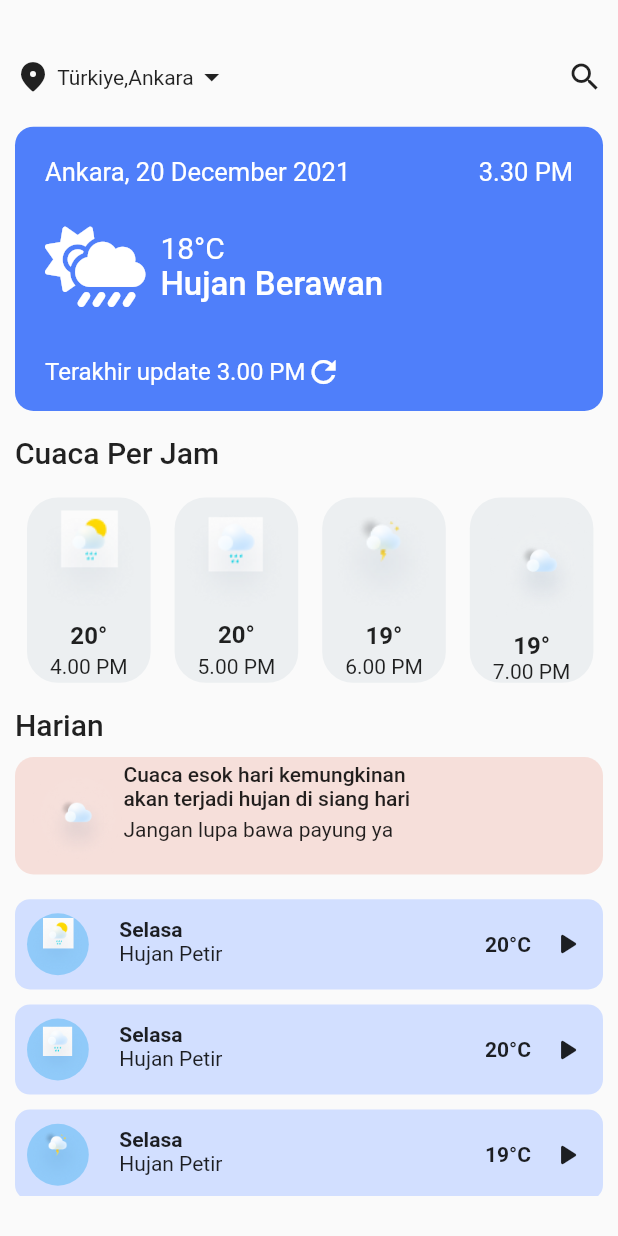
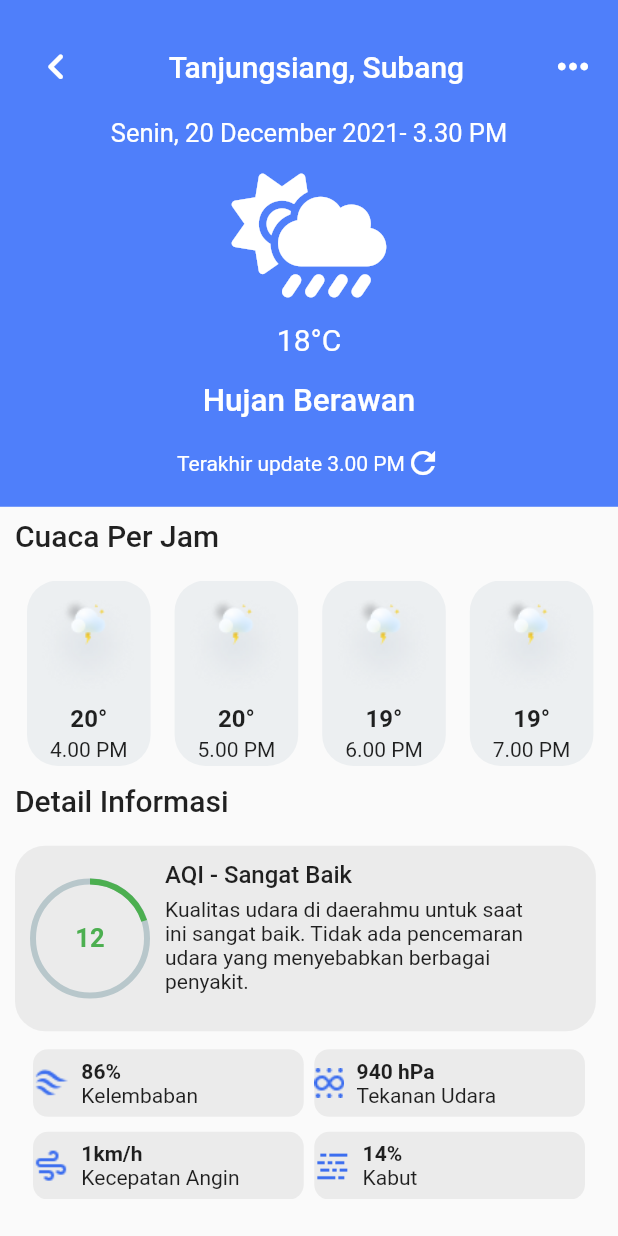
Before and after one commit to kadirhankeles/weather_myapp, a Flutter app: the screen it shows after launch, on a phone screen of 412 x 824 dp. Run offline on Flutter 3.47's test engine with Material 2 defaults, Android fonts, the light colour scheme and no system bars; drawn by our look-alikes of percent_indicator; our stand-ins replace font_awesome_flutter, responsive_sizer.

Commit message:
details ui completed

```diff
--- a/lib/main.dart
+++ b/lib/main.dart
@@ -1,116 +1,22 @@
 import 'package:flutter/material.dart';
-import 'package:weather_myapp/home_screen.dart';
+import 'package:weather_myapp/screens/weather_details.dart';
 
 void main() {
   runApp(const MyApp());
 }
 
 class MyApp extends StatelessWidget {
-  const MyApp({super.key});
+  const MyApp({Key? key}) : super(key: key);
 
-  // This widget is the root of your application.
   @override
   Widget build(BuildContext context) {
     return MaterialApp(
-        debugShowCheckedModeBanner: false,
-        title: 'Flutter Demo',
-        theme: ThemeData(
-          // This is the theme of your application.
-          //
-          // Try running your application with "flutter run". You'll see the
-          // application has a blue toolbar. Then, without quitting the app, try
-          // changing the primarySwatch below to Colors.green and then invoke
-          // "hot reload" (press "r" in the console where you ran "flutter run",
-          // or simply save your changes to "hot reload" in a Flutter IDE).
-          // Notice that the counter didn't reset back to zero; the application
-          // is not restarted.
-          primarySwatch: Colors.blue,
-        ),
-        home: homeScreen());
-  }
-}
-
-class MyHomePage extends StatefulWidget {
-  const MyHomePage({super.key, required this.title});
-
-  // This widget is the home page of your application. It is stateful, meaning
-  // that it has a State object (defined below) that contains fields that affect
-  // how it looks.
-
-  // This class is the configuration for the state. It holds the values (in this
-  // case the title) provided by the parent (in this case the App widget) and
-  // used by the build method of the State. Fields in a Widget subclass are
-  // always marked "final".
-
-  final String title;
-
-  @override
-  State<MyHomePage> createState() => _MyHomePageState();
-}
-
-class _MyHomePageState extends State<MyHomePage> {
-  int _counter = 0;
-
-  void _incrementCounter() {
-    setState(() {
-      // This call to setState tells the Flutter framework that something has
-      // changed in this State, which causes it to rerun the build method below
-      // so that the display can reflect the updated values. If we changed
-      // _counter without calling setState(), then the build method would not be
-      // called again, and so nothing would appear to happen.
-      _counter++;
-    });
-  }
-
-  @override
-  Widget build(BuildContext context) {
-    // This method is rerun every time setState is called, for instance as done
-    // by the _incrementCounter method above.
-    //
-    // The Flutter framework has been optimized to make rerunning build methods
-    // fast, so that you can just rebuild anything that needs updating rather
-    // than having to individually change instances of widgets.
-    return Scaffold(
-      appBar: AppBar(
-        // Here we take the value from the MyHomePage object that was created by
-        // the App.build method, and use it to set our appbar title.
-        title: Text(widget.title),
+      debugShowCheckedModeBanner: false,
+      title: 'Flutter Demo',
+      theme: ThemeData(
+        primarySwatch: Colors.blue,
       ),
-      body: Center(
-        // Center is a layout widget. It takes a single child and positions it
-        // in the middle of the parent.
-        child: Column(
-          // Column is also a layout widget. It takes a list of children and
-          // arranges them vertically. By default, it sizes itself to fit its
-          // children horizontally, and tries to be as tall as its parent.
-          //
-          // Invoke "debug painting" (press "p" in the console, choose the
-          // "Toggle Debug Paint" action from the Flutter Inspector in Android
-          // Studio, or the "Toggle Debug Paint" command in Visual Studio Code)
-          // to see the wireframe for each widget.
-          //
-          // Column has various properties to control how it sizes itself and
-          // how it positions its children. Here we use mainAxisAlignment to
-          // center the children vertically; the main axis here is the vertical
-          // axis because Columns are vertical (the cross axis would be
-          // horizontal).
-          mainAxisAlignment: MainAxisAlignment.center,
-          children: <Widget>[
-            const Text(
-              'You have pushed the button this many times:',
-            ),
-            Text(
-              '$_counter',
-              style: Theme.of(context).textTheme.headline4,
-            ),
-          ],
-        ),
-      ),
-      floatingActionButton: FloatingActionButton(
-        onPressed: _incrementCounter,
-        tooltip: 'Increment',
-        child: const Icon(Icons.add),
-      ), // This trailing comma makes auto-formatting nicer for build methods.
+      home: weatherDetailScreen(),
     );
   }
 }
--- a/lib/home_screen.dart
+++ b/lib/screens/home_screen.dart
@@ -13,10 +13,10 @@ class homeScreen extends StatefulWidget {
 
 class _homeScreenState extends State<homeScreen> {
   List<String> weatherDataImage = [
-    "assets/im_SunAndRain.png",
-    "assets/im_Rainy.png",
     "assets/im_lightning.png",
-    "assets/im_cloudly.png",
+    "assets/im_lightning.png",
+    "assets/im_lightning.png",
+    "assets/im_lightning.png",
   ];
   List<int> weatherDataTemperature = [20, 20, 19, 19];
   List<String> weatherDataClock = [
@@ -33,14 +33,14 @@ class _homeScreenState extends State<homeScreen> {
         return Scaffold(
           body: Padding(
             padding: const EdgeInsets.only(top: 35, left: 10, right: 10),
-            child: Container(
+            child: SizedBox(
               width: 100.w,
               height: 100.h,
               child: Column(
                 mainAxisAlignment: MainAxisAlignment.start,
                 crossAxisAlignment: CrossAxisAlignment.stretch,
                 children: [
-                  Container(
+                  SizedBox(
                     width: 100.w,
                     height: 4.h,
                     child: Row(
--- /dev/null
+++ b/lib/screens/weather_details.dart
@@ -0,0 +1,302 @@
+import 'dart:ui';
+
+import 'package:flutter/material.dart';
+import 'package:font_awesome_flutter/font_awesome_flutter.dart';
+import 'package:percent_indicator/circular_percent_indicator.dart';
+import 'package:responsive_sizer/responsive_sizer.dart';
+
+class weatherDetailScreen extends StatefulWidget {
+  const weatherDetailScreen({super.key});
+
+  @override
+  State<weatherDetailScreen> createState() => _weatherDetailScreenState();
+}
+
+class _weatherDetailScreenState extends State<weatherDetailScreen> {
+  List<String> weatherDataImage = [
+    "assets/im_lightning.png",
+    "assets/im_lightning.png",
+    "assets/im_lightning.png",
+    "assets/im_lightning.png",
+  ];
+  List<int> weatherDataTemperature = [20, 20, 19, 19];
+  List<String> weatherDataClock = [
+    "4.00 PM",
+    "5.00 PM",
+    "6.00 PM",
+    "7.00 PM",
+  ];
+
+  List<String> gridImage = [
+    "assets/im_grid1.png",
+    "assets/im_grid2.png",
+    "assets/im_grid3.png",
+    "assets/im_grid4.png",
+  ];
+
+  List<String> gridText1 = ["86%", "940 hPa", "1km/h", "14%"];
+  List<String> gridText2 = [
+    "Kelembaban",
+    "Tekanan Udara",
+    "Kecepatan Angin",
+    "Kabut"
+  ];
+  @override
+  Widget build(BuildContext context) {
+    return ResponsiveSizer(
+      builder: (context, orientation, screenType) {
+        return Scaffold(
+          body: Column(
+            mainAxisAlignment: MainAxisAlignment.start,
+            crossAxisAlignment: CrossAxisAlignment.start,
+            children: [
+              Container(
+                width: 100.w,
+                height: 41.h,
+                color: Color(0xff4F7FFA),
+                child: Column(
+                  mainAxisAlignment: MainAxisAlignment.spaceEvenly,
+                  crossAxisAlignment: CrossAxisAlignment.center,
+                  children: [
+                    Container(
+                      margin: EdgeInsets.only(left: 20, right: 15, top: 10),
+                      child: Row(
+                        mainAxisAlignment: MainAxisAlignment.spaceBetween,
+                        children: [
+                          Icon(
+                            Icons.keyboard_arrow_left_rounded,
+                            size: 35,
+                            color: Colors.white,
+                          ),
+                          Text(
+                            "Tanjungsiang, Subang",
+                            style: TextStyle(
+                                fontSize: 20,
+                                fontWeight: FontWeight.w500,
+                                color: Colors.white),
+                          ),
+                          Icon(
+                            Icons.more_horiz,
+                            color: Colors.white,
+                            size: 30,
+                          )
+                        ],
+                      ),
+                    ),
+                    Row(
+                      mainAxisAlignment: MainAxisAlignment.center,
+                      children: [
+                        Text(
+                          "Senin, ",
+                          style: TextStyle(fontSize: 17, color: Colors.white),
+                        ),
+                        Text(
+                          "20 December 2021",
+                          style: TextStyle(fontSize: 17, color: Colors.white),
+                        ),
+                        Text(
+                          "- 3.30 PM",
+                          style: TextStyle(fontSize: 17, color: Colors.white),
+                        )
+                      ],
+                    ),
+                    FaIcon(
+                      FontAwesomeIcons.cloudSunRain,
+                      color: Colors.white,
+                      size: 20.w,
+                    ),
+                    Text(
+                      "18°C",
+                      style: TextStyle(color: Colors.white, fontSize: 20),
+                    ),
+                    Text(
+                      "Hujan Berawan",
+                      style: TextStyle(
+                          color: Colors.white,
+                          fontWeight: FontWeight.w500,
+                          fontSize: 21),
+                    ),
+                    Row(
+                      mainAxisAlignment: MainAxisAlignment.center,
+                      children: [
+                        Text(
+                          "Terakhir update 3.00 PM",
+                          style: TextStyle(
+                            color: Colors.white,
+                          ),
+                        ),
+                        Icon(
+                          Icons.refresh,
+                          color: Colors.white,
+                        )
+                      ],
+                    ),
+                  ],
+                ),
+              ),
+              Padding(
+                padding: const EdgeInsets.only(left: 10, top: 8, right: 10),
+                child: Column(
+                  mainAxisAlignment: MainAxisAlignment.spaceBetween,
+                  crossAxisAlignment: CrossAxisAlignment.start,
+                  children: [
+                    Container(
+                      width: 100.w,
+                      height: 5.h,
+                      child: Text(
+                        "Cuaca Per Jam",
+                        style: TextStyle(
+                            fontSize: 20, fontWeight: FontWeight.w500),
+                      ),
+                    ),
+                    Container(
+                      width: double.infinity,
+                      height: 15.h,
+                      child: ListView.builder(
+                        itemCount: weatherDataImage.length,
+                        scrollDirection: Axis.horizontal,
+                        itemBuilder: (context, index) {
+                          return Container(
+                            margin: EdgeInsets.symmetric(horizontal: 8),
+                            width: 20.w,
+                            height: 8.h,
+                            decoration: BoxDecoration(
+                              color: Colors.blueGrey.shade50,
+                              borderRadius: BorderRadius.circular(5.w),
+                            ),
+                            child: Column(
+                              mainAxisAlignment: MainAxisAlignment.spaceEvenly,
+                              crossAxisAlignment: CrossAxisAlignment.center,
+                              children: [
+                                Image.asset(
+                                  weatherDataImage[index],
+                                  fit: BoxFit.cover,
+                                ),
+                                Text(
+                                  "${weatherDataTemperature[index]}°",
+                                  style: TextStyle(
+                                      fontSize: 16,
+                                      fontWeight: FontWeight.bold),
+                                ),
+                                Text(weatherDataClock[index]),
+                              ],
+                            ),
+                          );
+                        },
+                      ),
+                    ),
+                    Container(
+                      margin: EdgeInsets.only(top: 12),
+                      width: 100.w,
+                      height: 5.h,
+                      child: const Text(
+                        "Detail Informasi",
+                        style: TextStyle(
+                            fontSize: 20, fontWeight: FontWeight.w500),
+                      ),
+                    ),
+                    Container(
+                      width: 94.w,
+                      height: 15.h,
+                      decoration: BoxDecoration(
+                          color: Colors.black12.withOpacity(0.06),
+                          borderRadius: BorderRadius.circular(20)),
+                      child: Row(
+                        mainAxisAlignment: MainAxisAlignment.start,
+                        children: [
+                          Container(
+                            margin: EdgeInsets.only(left: 10),
+                            child: CircularPercentIndicator(
+                              radius: 40.0,
+                              lineWidth: 4.0,
+                              percent: 0.2,
+                              center: const Text(
+                                "12",
+                                style: TextStyle(
+                                    color: Colors.green,
+                                    fontSize: 17,
+                                    fontWeight: FontWeight.bold),
+                              ),
+                              progressColor: Colors.green,
+                            ),
+                          ),
+                          Container(
+                            margin: EdgeInsets.only(left: 10, top: 10),
+                            child: Column(
+                              mainAxisAlignment: MainAxisAlignment.start,
+                              children: [
+                                Container(
+                                    width: 60.w,
+                                    height: 3.h,
+                                    child: Text(
+                                      "AQI - Sangat Baik",
+                                      style: TextStyle(
+                                          fontWeight: FontWeight.w500,
+                                          fontSize: 16),
+                                    )),
+                                Container(
+                                    width: 60.w,
+                                    height: 10.h,
+                                    child: Text(
+                                        "Kualitas udara di daerahmu untuk saat ini sangat baik. Tidak ada pencemaran udara yang menyebabkan berbagai penyakit.")),
+                              ],
+                            ),
+                          )
+                        ],
+                      ),
+                    ),
+                    Container(
+                        width: 100.w,
+                        height: 15.h,
+                        padding: EdgeInsets.all(12.0),
+                        child: GridView.builder(
+                          itemCount: gridImage.length,
+                          physics: NeverScrollableScrollPhysics(),
+                          gridDelegate:
+                              SliverGridDelegateWithFixedCrossAxisCount(
+                                  childAspectRatio: 4 / 1,
+                                  crossAxisCount: 2,
+                                  crossAxisSpacing: 7,
+                                  mainAxisSpacing: 10),
+                          itemBuilder: (BuildContext context, int index) {
+                            return Container(
+                              decoration: BoxDecoration(
+                                  color: Colors.black12.withOpacity(0.06),
+                                  borderRadius: BorderRadius.circular(10)),
+                              child: Row(
+                                mainAxisAlignment: MainAxisAlignment.start,
+                                children: [
+                                  Image.asset(
+                                    gridImage[index],
+                                  ),
+                                  SizedBox(
+                                    width: 2.w,
+                                  ),
+                                  Column(
+                                    mainAxisAlignment: MainAxisAlignment.center,
+                                    crossAxisAlignment:
+                                        CrossAxisAlignment.start,
+                                    children: [
+                                      Text(
+                                        gridText1[index],
+                                        style: TextStyle(
+                                            fontWeight: FontWeight.bold),
+                                      ),
+                                      Text(gridText2[index])
+                                    ],
+                                  )
+                                ],
+                              ),
+                            );
+                          },
+                        )),
+                  ],
+                ),
+              )
+            ],
+          ),
+        );
+      },
+    );
+  }
+}
--- a/pubspec.yaml
+++ b/pubspec.yaml
@@ -38,6 +38,7 @@ dependencies:
   cupertino_icons: ^1.0.2
   responsive_sizer: ^3.1.1
   font_awesome_flutter: ^10.2.1
+  percent_indicator: ^4.2.2
 
 dev_dependencies:
   flutter_test:
```
Also changed, not shown: assets/im_grid1.png (added), assets/im_grid2.png (added), assets/im_grid3.png (added), assets/im_grid4.png (added), pubspec.lock.
